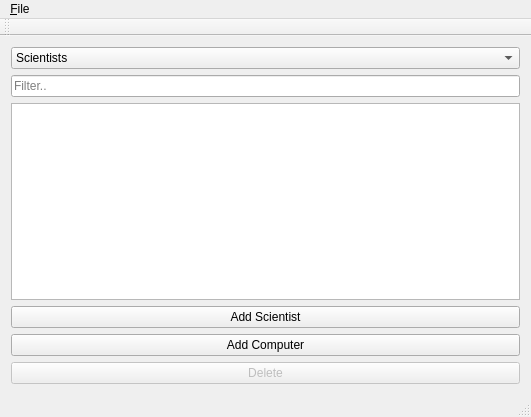
First picture: the form in Group36W3/mainwindow.ui, repository skulia15/Group36, before the edit.
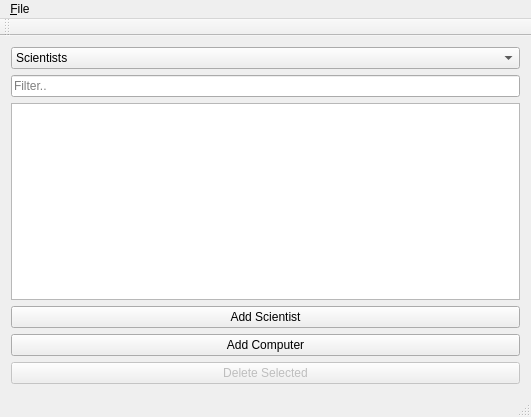
Second picture: the form after the edit.

```diff
--- a/Group36W3/mainwindow.ui
+++ b/Group36W3/mainwindow.ui
@@ -84,7 +84,7 @@
        <bool>false</bool>
       </property>
       <property name="text">
-       <string>Delete</string>
+       <string>Delete Selected</string>
       </property>
      </widget>
     </item>
```
